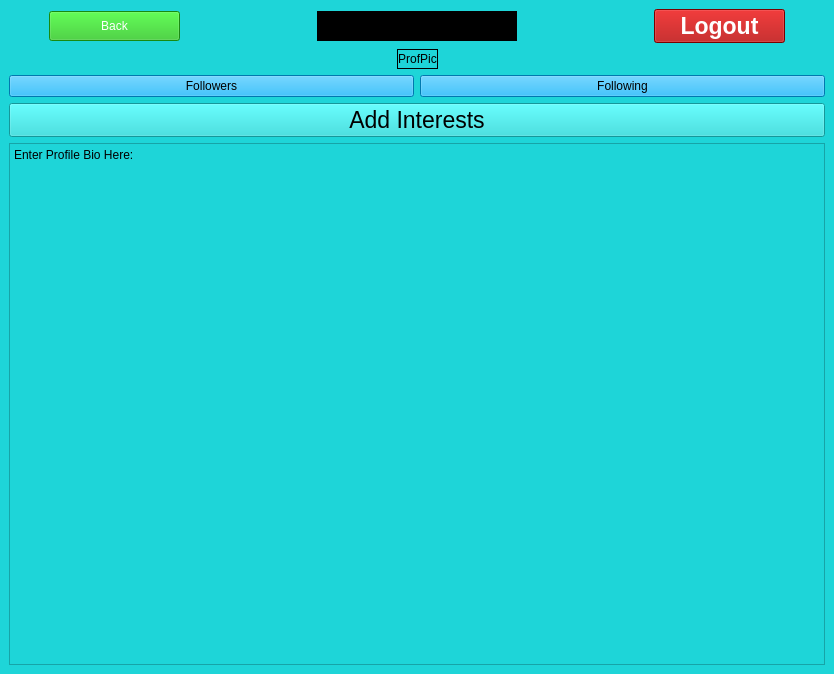
ClownKingWalrus/PAXEL, file Paxel/profile.ui: the form before one commit.
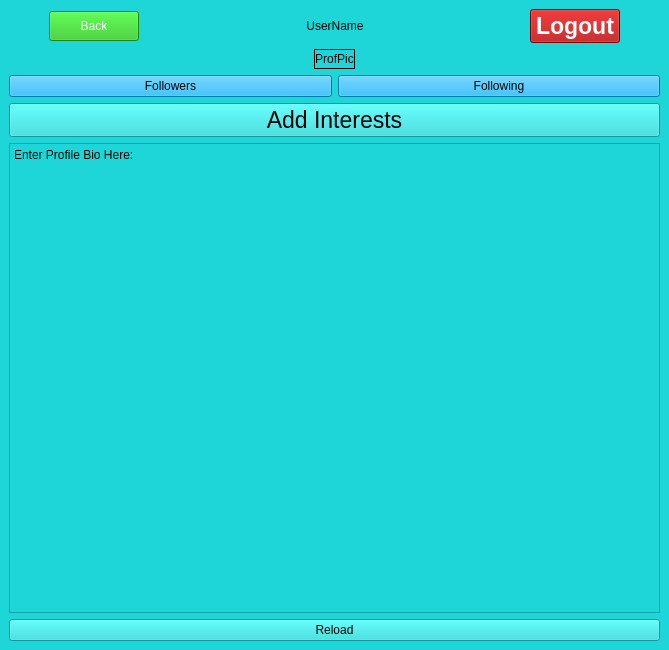
The form after the commit.

```diff
--- a/Paxel/profile.ui
+++ b/Paxel/profile.ui
@@ -6,8 +6,8 @@
    <rect>
     <x>0</x>
     <y>0</y>
-    <width>834</width>
-    <height>674</height>
+    <width>669</width>
+    <height>650</height>
    </rect>
   </property>
   <property name="windowTitle">
@@ -96,8 +96,7 @@
          </size>
         </property>
         <property name="styleSheet">
-         <string notr="true">font: 18pt &quot;MS Sans Serif&quot;;
-background-color: rgb(0, 0, 0);</string>
+         <string notr="true">font: 18pt &quot;MS Sans Serif&quot;;</string>
         </property>
         <property name="text">
          <string>UserName</string>
@@ -204,6 +203,16 @@
         </property>
        </widget>
       </item>
+      <item>
+       <widget class="QPushButton" name="Reload">
+        <property name="styleSheet">
+         <string notr="true">font:  700 17pt &quot;MS Sans Serif&quot;;</string>
+        </property>
+        <property name="text">
+         <string>Reload</string>
+        </property>
+       </widget>
+      </item>
      </layout>
     </item>
     <item row="1" column="0">
```
